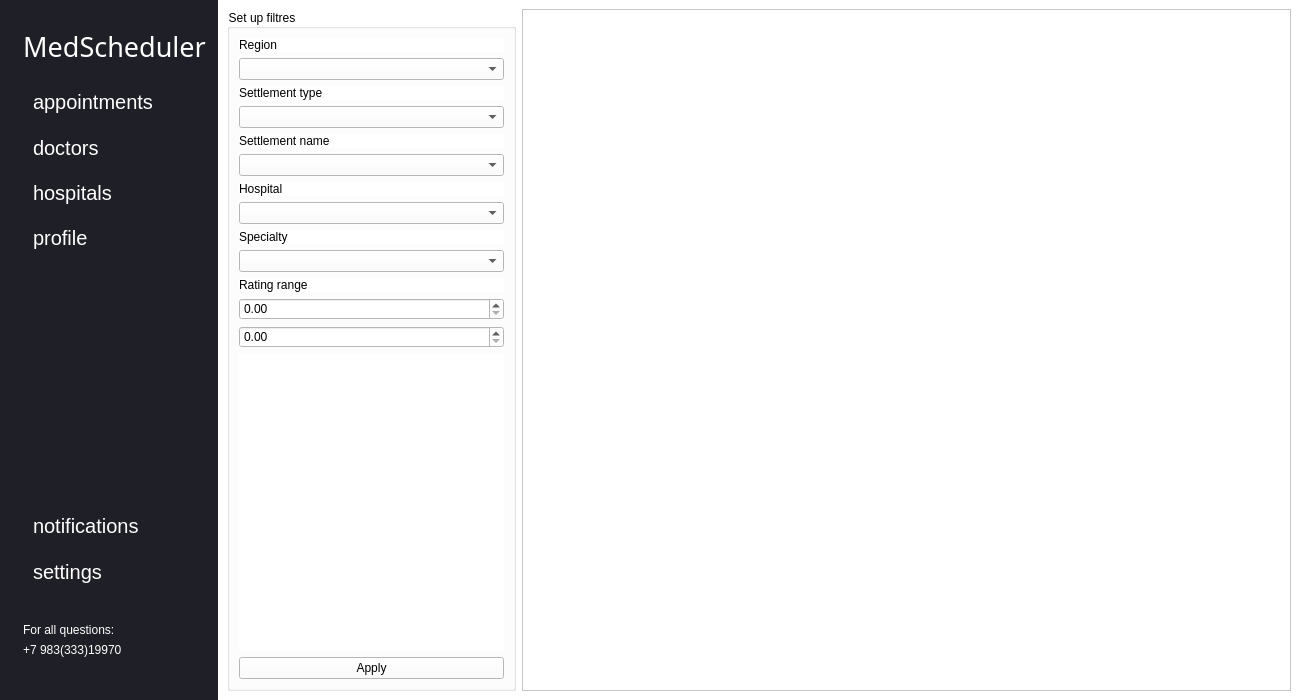
First picture: the form in QtApp/forms/homepage.ui, repository SanriaArgos/MedScheduler, before the edit.
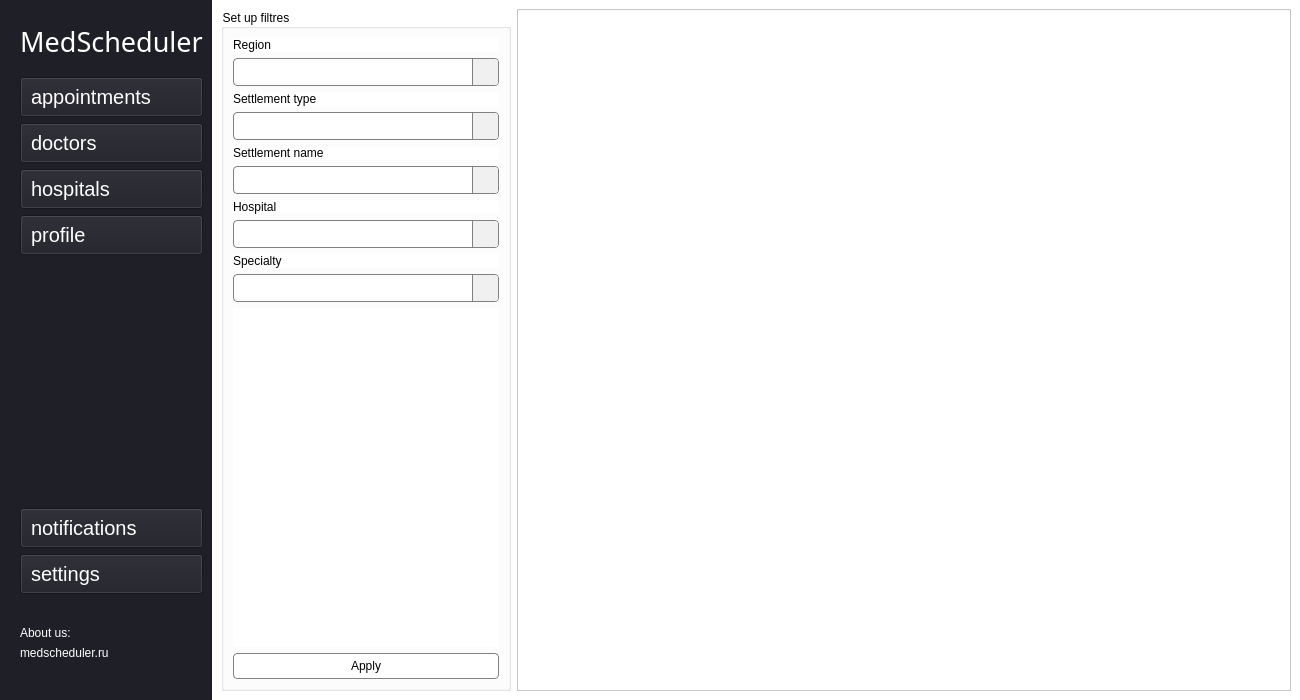
Second picture: the form after the edit. The open tabs and pages were chosen to show the change. Icons and pictures are not drawn.

```diff
--- a/QtApp/forms/homepage.ui
+++ b/QtApp/forms/homepage.ui
@@ -45,7 +45,7 @@
      <number>0</number>
     </property>
     <item>
-     <widget class="QGroupBox" name="groupBox">
+     <widget class="QWidget" name="widget" native="true">
       <property name="sizePolicy">
        <sizepolicy hsizetype="Preferred" vsizetype="Preferred">
         <horstretch>15</horstretch>
@@ -53,13 +53,9 @@
        </sizepolicy>
       </property>
       <property name="styleSheet">
-       <string notr="true">border: none;
-background-color: rgb(31, 31, 39);
+       <string notr="true">background-color: rgb(31, 31, 39);
 color: rgb(255, 255, 255);</string>
       </property>
-      <property name="title">
-       <string/>
-      </property>
       <layout class="QVBoxLayout" name="verticalLayout_3">
        <property name="leftMargin">
         <number>20</number>
@@ -304,7 +300,7 @@
           <string notr="true">color: rgb(255, 255, 255);font: 9pt &quot;Arial&quot;;text-align:left;</string>
          </property>
          <property name="text">
-          <string>For all questions:</string>
+          <string>About us:</string>
          </property>
         </widget>
        </item>
@@ -315,7 +311,7 @@
 font: 9pt &quot;Arial&quot;;</string>
          </property>
          <property name="text">
-          <string>+7 983(333)19970</string>
+          <string>medscheduler.ru</string>
          </property>
         </widget>
        </item>
@@ -551,7 +547,46 @@
             </widget>
            </item>
            <item>
-            <widget class="QComboBox" name="combo_box_region"/>
+            <widget class="QComboBox" name="combo_box_region">
+             <property name="styleSheet">
+              <string notr="true">QComboBox {
+    background-color: white;
+    border: 1px solid gray;
+    color: #333;
+    padding: 5px 10px;
+    padding-right: 25px;
+    border-radius: 4px;
+    min-width: 100px;
+}
+
+QComboBox::drop-down {
+    subcontrol-origin: padding;
+    subcontrol-position: top right;
+    width: 25px;
+    border-left: 1px solid gray;
+    background: #f0f0f0;
+    border-top-right-radius: 3px;
+    border-bottom-right-radius: 3px;
+}
+
+QComboBox::down-arrow {
+    width: 12px;
+    height: 12px;
+    image: url(&quot;&quot;);
+}
+
+QComboBox:hover {
+    background-color: #f5f5f5;
+    border-color: gray;
+}
+
+QComboBox:pressed, QComboBox:on {
+    background-color: #e0e0e0;
+}
+
+</string>
+             </property>
+            </widget>
            </item>
            <item>
             <widget class="QLabel" name="settlement_type_label">
@@ -561,7 +596,46 @@
             </widget>
            </item>
            <item>
-            <widget class="QComboBox" name="combo_box_settlement_type"/>
+            <widget class="QComboBox" name="combo_box_settlement_type">
+             <property name="styleSheet">
+              <string notr="true">QComboBox {
+    background-color: white;
+    border: 1px solid gray;
+    color: #333;
+    padding: 5px 10px;
+    padding-right: 25px;
+    border-radius: 4px;
+    min-width: 100px;
+}
+
+QComboBox::drop-down {
+    subcontrol-origin: padding;
+    subcontrol-position: top right;
+    width: 25px;
+    border-left: 1px solid gray;
+    background: #f0f0f0;
+    border-top-right-radius: 3px;
+    border-bottom-right-radius: 3px;
+}
+
+QComboBox::down-arrow {
+    width: 12px;
+    height: 12px;
+    image: url(&quot;&quot;);
+}
+
+QComboBox:hover {
+    background-color: #f5f5f5;
+    border-color: gray;
+}
+
+QComboBox:pressed, QComboBox:on {
+    background-color: #e0e0e0;
+}
+
+</string>
+             </property>
+            </widget>
            </item>
            <item>
             <widget class="QLabel" name="settlement_name_label">
@@ -571,7 +645,46 @@
             </widget>
            </item>
            <item>
-            <widget class="QComboBox" name="combo_box_settlement_name"/>
+            <widget class="QComboBox" name="combo_box_settlement_name">
+             <property name="styleSheet">
+              <string notr="true">QComboBox {
+    background-color: white;
+    border: 1px solid gray;
+    color: #333;
+    padding: 5px 10px;
+    padding-right: 25px;
+    border-radius: 4px;
+    min-width: 100px;
+}
+
+QComboBox::drop-down {
+    subcontrol-origin: padding;
+    subcontrol-position: top right;
+    width: 25px;
+    border-left: 1px solid gray;
+    background: #f0f0f0;
+    border-top-right-radius: 3px;
+    border-bottom-right-radius: 3px;
+}
+
+QComboBox::down-arrow {
+    width: 12px;
+    height: 12px;
+    image: url(&quot;&quot;);
+}
+
+QComboBox:hover {
+    background-color: #f5f5f5;
+    border-color: gray;
+}
+
+QComboBox:pressed, QComboBox:on {
+    background-color: #e0e0e0;
+}
+
+</string>
+             </property>
+            </widget>
            </item>
            <item>
             <widget class="QLabel" name="hospital_label">
@@ -581,7 +694,46 @@
             </widget>
            </item>
            <item>
-            <widget class="QComboBox" name="combo_box_hospital"/>
+            <widget class="QComboBox" name="combo_box_hospital">
+             <property name="styleSheet">
+              <string notr="true">QComboBox {
+    background-color: white;
+    border: 1px solid gray;
+    color: #333;
+    padding: 5px 10px;
+    padding-right: 25px;
+    border-radius: 4px;
+    min-width: 100px;
+}
+
+QComboBox::drop-down {
+    subcontrol-origin: padding;
+    subcontrol-position: top right;
+    width: 25px;
+    border-left: 1px solid gray;
+    background: #f0f0f0;
+    border-top-right-radius: 3px;
+    border-bottom-right-radius: 3px;
+}
+
+QComboBox::down-arrow {
+    width: 12px;
+    height: 12px;
+    image: url(&quot;&quot;);
+}
+
+QComboBox:hover {
+    background-color: #f5f5f5;
+    border-color: gray;
+}
+
+QComboBox:pressed, QComboBox:on {
+    background-color: #e0e0e0;
+}
+
+</string>
+             </property>
+            </widget>
            </item>
            <item>
             <widget class="QLabel" name="specialty_label">
@@ -591,21 +743,47 @@
             </widget>
            </item>
            <item>
-            <widget class="QComboBox" name="combo_box_specialty"/>
-           </item>
-           <item>
-            <widget class="QLabel" name="label_2">
-             <property name="text">
-              <string>Rating range</string>
+            <widget class="QComboBox" name="combo_box_specialty">
+             <property name="styleSheet">
+              <string notr="true">QComboBox {
+    background-color: white;
+    border: 1px solid gray;
+    color: #333;
+    padding: 5px 10px;
+    padding-right: 25px;
+    border-radius: 4px;
+    min-width: 100px;
+}
+
+QComboBox::drop-down {
+    subcontrol-origin: padding;
+    subcontrol-position: top right;
+    width: 25px;
+    border-left: 1px solid gray;
+    background: #f0f0f0;
+    border-top-right-radius: 3px;
+    border-bottom-right-radius: 3px;
+}
+
+QComboBox::down-arrow {
+    width: 12px;
+    height: 12px;
+    image: url(&quot;&quot;);
+}
+
+QComboBox:hover {
+    background-color: #f5f5f5;
+    border-color: gray;
+}
+
+QComboBox:pressed, QComboBox:on {
+    background-color: #e0e0e0;
+}
+
+</string>
              </property>
             </widget>
            </item>
-           <item>
-            <widget class="QDoubleSpinBox" name="doubleSpinBox_2"/>
-           </item>
-           <item>
-            <widget class="QDoubleSpinBox" name="doubleSpinBox"/>
-           </item>
            <item>
             <widget class="QLabel" name="view_schedule_error_label">
              <property name="sizePolicy">
@@ -627,6 +805,24 @@
            </item>
            <item>
             <widget class="QPushButton" name="apply_filtres_button">
+             <property name="styleSheet">
+              <string notr="true">QPushButton {
+     background-color: white;
+    border: 1px solid gray;
+    color: black;
+    padding: 5px 10px;
+    border-radius: 4px;
+}
+
+QPushButton:hover {
+   background-color: #f0f0f0;
+    color: #000;
+}
+
+QPushButton:pressed {
+    background-color: #e0e0e0;
+}</string>
+             </property>
              <property name="text">
               <string>Apply</string>
              </property>
@@ -651,8 +847,8 @@
             <rect>
              <x>0</x>
              <y>0</y>
-             <width>753</width>
-             <height>676</height>
+             <width>777</width>
+             <height>680</height>
             </rect>
            </property>
           </widget>
```
Left out of the diff: 353 changed lines with no effect on the pictures.
